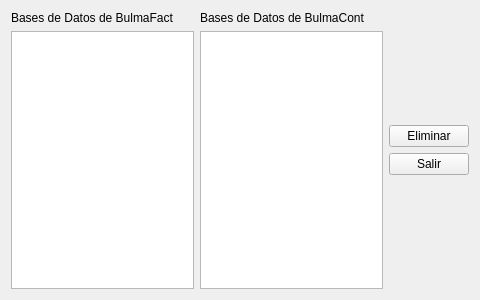
The window that bulmages/bulmasetup/eliminarempresabase.ui (eboladev/Bulmages-1) describes before a commit, drawn with Qt 5.
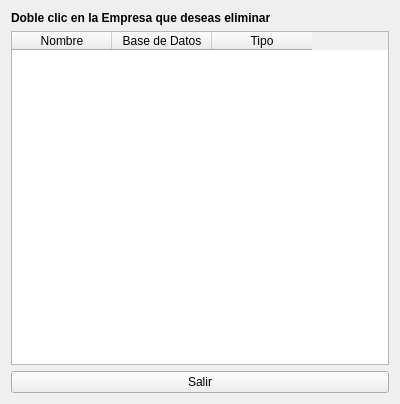
The same window after the commit. Icons and pictures are not drawn.

Commit message: ya está terminada la función de eliminar empresas de bulmasetup, añado el icono y el boton a bulmasetup.

Patch:
```diff
--- a/bulmages/bulmasetup/eliminarempresabase.ui
+++ b/bulmages/bulmasetup/eliminarempresabase.ui
@@ -6,8 +6,8 @@
    <rect>
     <x>0</x>
     <y>0</y>
-    <width>480</width>
-    <height>300</height>
+    <width>400</width>
+    <height>404</height>
    </rect>
   </property>
   <property name="sizePolicy">
@@ -18,15 +18,14 @@
   </property>
   <property name="minimumSize">
    <size>
-    <width>480</width>
+    <width>400</width>
     <height>300</height>
    </size>
   </property>
-  <property name="maximumSize">
-   <size>
-    <width>480</width>
-    <height>300</height>
-   </size>
+  <property name="font">
+   <font>
+    <kerning>true</kerning>
+   </font>
   </property>
   <property name="windowTitle">
    <string>Eliminar Empresa</string>
@@ -35,108 +34,99 @@
    <iconset resource="resources.qrc">
     <normaloff>:/images/bulmasetup_empresabase.xpm</normaloff>:/images/bulmasetup_empresabase.xpm</iconset>
   </property>
-  <layout class="QGridLayout" name="gridLayout_2">
+  <layout class="QGridLayout" name="gridLayout">
    <item row="0" column="0">
     <widget class="QLabel" name="label">
-     <property name="text">
-      <string>Bases de Datos de BulmaFact</string>
+     <property name="font">
+      <font>
+       <weight>75</weight>
+       <bold>true</bold>
+       <strikeout>false</strikeout>
+       <kerning>true</kerning>
+      </font>
      </property>
-    </widget>
-   </item>
-   <item row="0" column="1">
-    <widget class="QLabel" name="label_2">
      <property name="text">
-      <string>Bases de Datos de BulmaCont</string>
+      <string>Doble clic en la Empresa que deseas eliminar</string>
      </property>
     </widget>
    </item>
-   <item row="0" column="2" rowspan="2">
-    <layout class="QGridLayout" name="gridLayout">
-     <item row="0" column="0">
-      <spacer name="horizontalSpacer">
-       <property name="orientation">
-        <enum>Qt::Horizontal</enum>
-       </property>
-       <property name="sizeHint" stdset="0">
-        <size>
-         <width>13</width>
-         <height>275</height>
-        </size>
-       </property>
-      </spacer>
-     </item>
-     <item row="0" column="1">
-      <layout class="QVBoxLayout" name="verticalLayout">
-       <item>
-        <spacer name="verticalSpacer_2">
-         <property name="orientation">
-          <enum>Qt::Vertical</enum>
-         </property>
-         <property name="sizeHint" stdset="0">
-          <size>
-           <width>20</width>
-           <height>40</height>
-          </size>
-         </property>
-        </spacer>
-       </item>
-       <item>
-        <widget class="QPushButton" name="eliminar_empresa">
-         <property name="text">
-          <string>Eliminar</string>
-         </property>
-         <property name="icon">
-          <iconset resource="resources.qrc">
-           <normaloff>:/images/bulmasetup_empresabase.xpm</normaloff>:/images/bulmasetup_empresabase.xpm</iconset>
-         </property>
-        </widget>
-       </item>
-       <item>
-        <widget class="QPushButton" name="mui_cancelar">
-         <property name="text">
-          <string>Salir</string>
-         </property>
-         <property name="icon">
-          <iconset resource="resources.qrc">
-           <normaloff>:/images/bulmasetup_exit.png</normaloff>:/images/bulmasetup_exit.png</iconset>
-         </property>
-        </widget>
-       </item>
-       <item>
-        <spacer name="verticalSpacer">
-         <property name="orientation">
-          <enum>Qt::Vertical</enum>
-         </property>
-         <property name="sizeHint" stdset="0">
-          <size>
-           <width>20</width>
-           <height>40</height>
-          </size>
-         </property>
-        </spacer>
-       </item>
-      </layout>
-     </item>
-     <item row="0" column="2">
-      <spacer name="horizontalSpacer_2">
-       <property name="orientation">
-        <enum>Qt::Horizontal</enum>
-       </property>
-       <property name="sizeHint" stdset="0">
-        <size>
-         <width>13</width>
-         <height>275</height>
-        </size>
-       </property>
-      </spacer>
-     </item>
-    </layout>
-   </item>
    <item row="1" column="0">
-    <widget class="QListWidget" name="listWidgetFact"/>
+    <widget class="QTableWidget" name="lista_empresas">
+     <property name="focusPolicy">
+      <enum>Qt::ClickFocus</enum>
+     </property>
+     <property name="horizontalScrollBarPolicy">
+      <enum>Qt::ScrollBarAsNeeded</enum>
+     </property>
+     <property name="autoScroll">
+      <bool>true</bool>
+     </property>
+     <property name="editTriggers">
+      <set>QAbstractItemView::NoEditTriggers</set>
+     </property>
+     <property name="tabKeyNavigation">
+      <bool>false</bool>
+     </property>
+     <property name="showDropIndicator" stdset="0">
+      <bool>false</bool>
+     </property>
+     <property name="dragDropOverwriteMode">
+      <bool>false</bool>
+     </property>
+     <property name="alternatingRowColors">
+      <bool>true</bool>
+     </property>
+     <property name="selectionMode">
+      <enum>QAbstractItemView::SingleSelection</enum>
+     </property>
+     <property name="selectionBehavior">
+      <enum>QAbstractItemView::SelectRows</enum>
+     </property>
+     <property name="textElideMode">
+      <enum>Qt::ElideLeft</enum>
+     </property>
+     <property name="verticalScrollMode">
+      <enum>QAbstractItemView::ScrollPerItem</enum>
+     </property>
+     <property name="showGrid">
+      <bool>true</bool>
+     </property>
+     <property name="gridStyle">
+      <enum>Qt::DotLine</enum>
+     </property>
+     <property name="wordWrap">
+      <bool>true</bool>
+     </property>
+     <property name="cornerButtonEnabled">
+      <bool>true</bool>
+     </property>
+     <column>
+      <property name="text">
+       <string>Nombre</string>
+      </property>
+     </column>
+     <column>
+      <property name="text">
+       <string>Base de Datos</string>
+      </property>
+     </column>
+     <column>
+      <property name="text">
+       <string>Tipo</string>
+      </property>
+     </column>
+    </widget>
    </item>
-   <item row="1" column="1">
-    <widget class="QListWidget" name="listWidgetCont"/>
+   <item row="2" column="0">
+    <widget class="QPushButton" name="mui_cancelar">
+     <property name="text">
+      <string>Salir</string>
+     </property>
+     <property name="icon">
+      <iconset resource="resources.qrc">
+       <normaloff>:/images/bulmasetup_exit.png</normaloff>:/images/bulmasetup_exit.png</iconset>
+     </property>
+    </widget>
    </item>
   </layout>
  </widget>
```
Left out of the diff: 2 changed lines with no effect on the pictures. The commit also changes 8 other files.
